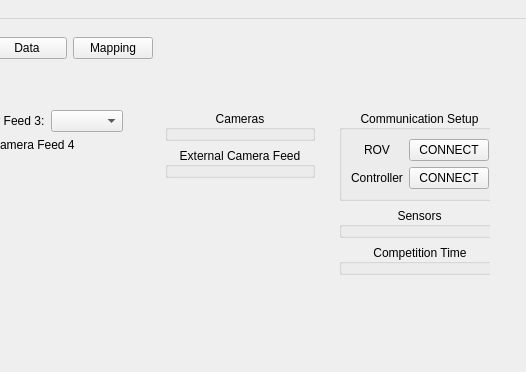
Above: ui/main2.ui from jorelaustin/GUI-for-ROV-Mate-2025 before the change; both pictures show x 474 to 1000 and y 0 to 372 of the 1000 by 717 pixel window. Below: the same form after it.
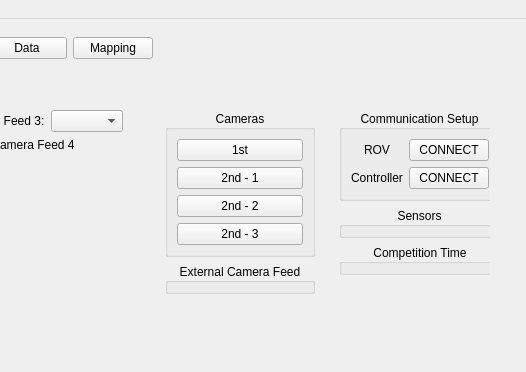
That is the form after the change.

Commit message: Implemented Camera feature

What changed in the file:
```diff
--- a/ui/main2.ui
+++ b/ui/main2.ui
@@ -122,7 +122,7 @@
             <verstretch>0</verstretch>
            </sizepolicy>
           </property>
-          <layout class="QHBoxLayout" name="horizontalLayout_3" stretch="65,0">
+          <layout class="QHBoxLayout" name="horizontalLayout_3" stretch="60,40">
            <item>
             <widget class="QWidget" name="control_panel_camera_widget" native="true">
              <property name="enabled">
@@ -624,6 +624,36 @@
                    <property name="alignment">
                     <set>Qt::AlignCenter</set>
                    </property>
+                   <layout class="QVBoxLayout" name="verticalLayout_2">
+                    <item>
+                     <widget class="QPushButton" name="primaryCameraToggleButton">
+                      <property name="text">
+                       <string>1st</string>
+                      </property>
+                     </widget>
+                    </item>
+                    <item>
+                     <widget class="QPushButton" name="secondaryCamera_1_ToggleButton">
+                      <property name="text">
+                       <string>2nd - 1</string>
+                      </property>
+                     </widget>
+                    </item>
+                    <item>
+                     <widget class="QPushButton" name="secondaryCamera_2_ToggleButton">
+                      <property name="text">
+                       <string>2nd - 2</string>
+                      </property>
+                     </widget>
+                    </item>
+                    <item>
+                     <widget class="QPushButton" name="secondaryCamera_3_ToggleButton">
+                      <property name="text">
+                       <string>2nd - 3</string>
+                      </property>
+                     </widget>
+                    </item>
+                   </layout>
                   </widget>
                  </item>
                  <item row="1" column="0">
```
Left out of the diff: 3 changed lines with no effect on the pictures. The commit also changes 13 other files.
